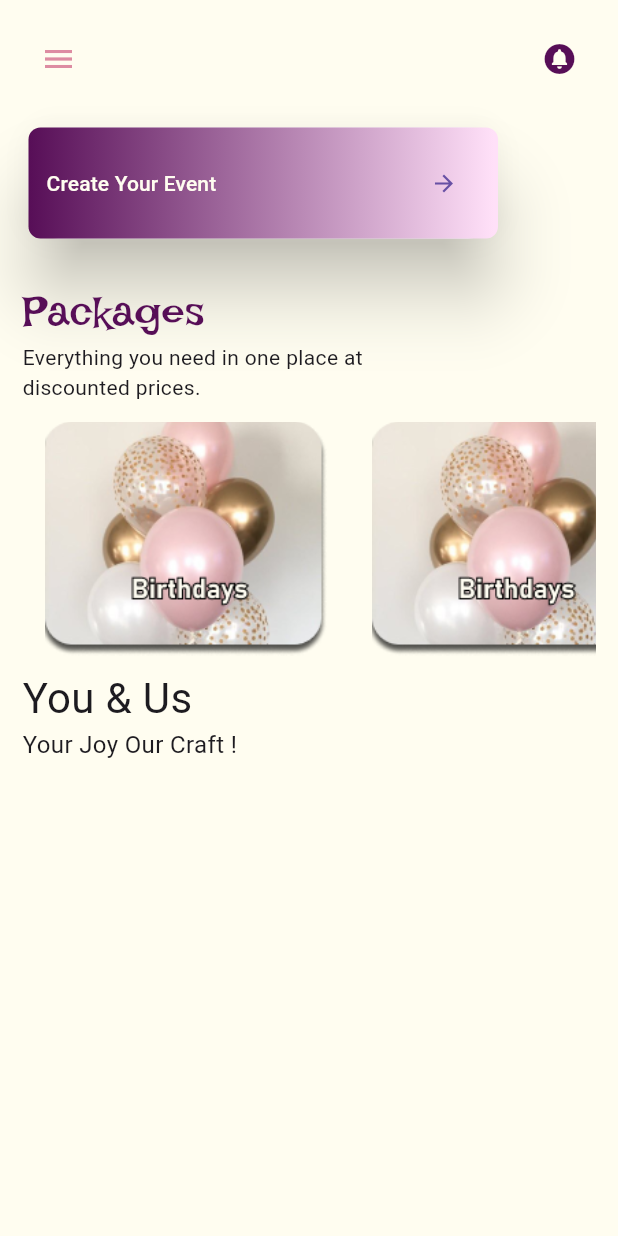
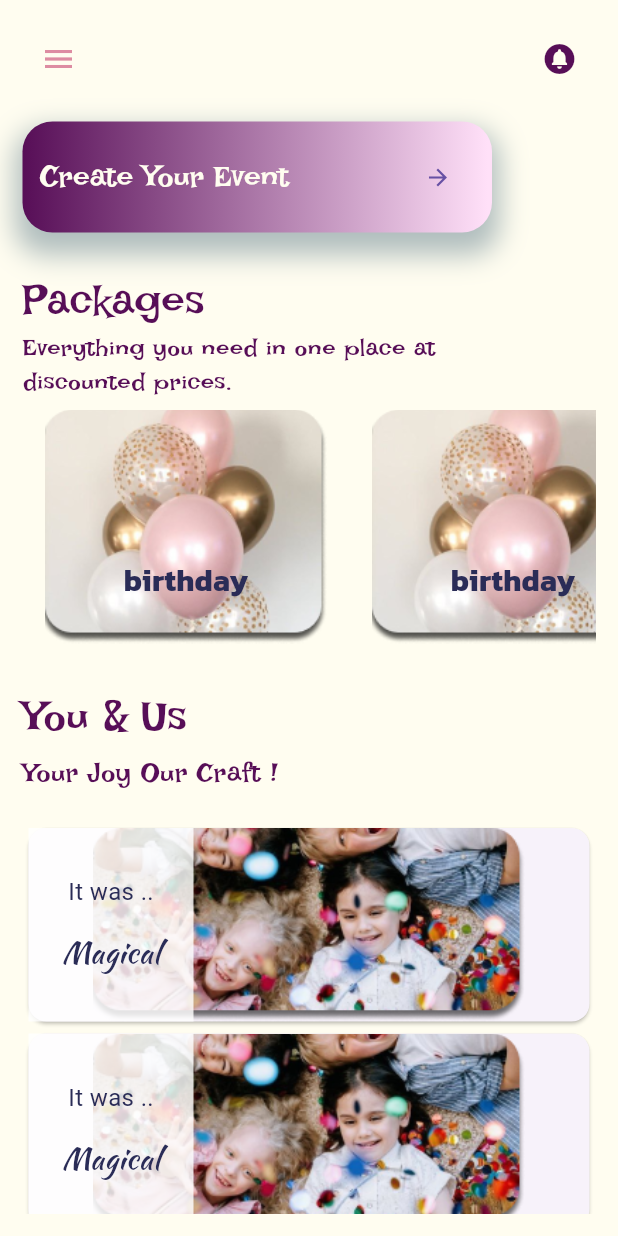
Before and after one commit to noorAlnablsi/eventique, a Flutter app: the HomePage screen opened directly, on a phone screen of 412 x 824 dp. Run offline on Flutter 3.47's test engine with Material 3 defaults, Android fonts, the phone set to English and light mode, and no system bars; our stand-ins replace curved_labeled_navigation_bar, flutter_otp_text_field, flutter_svg, gap; project files that could hold a hidden picture were left out.

Commit message:
homePage

```diff
--- a/lib/main.dart
+++ b/lib/main.dart
@@ -1,5 +1,7 @@
 import 'package:eventique/pages/navigation_bar_page.dart';
 import 'package:eventique/pages/one_package_details.dart';
+import 'package:eventique/pages/one_you&us.dart';
+import 'package:eventique/pages/tt.dart';
 import 'package:eventique/pages/vendors_page.dart';
 
 import 'pages/forgot_password_page.dart';
@@ -23,6 +25,6 @@ class MyApp extends StatelessWidget {
   @override
   Widget build(BuildContext context) {
     return MaterialApp(
-        debugShowCheckedModeBanner: false, home: OnePackageDetails());
+        debugShowCheckedModeBanner: false, home: OnePackageDetailsPage());
   }
 }
--- a/lib/pages/home_page.dart
+++ b/lib/pages/home_page.dart
@@ -2,29 +2,14 @@ import 'package:curved_labeled_navigation_bar/curved_navigation_bar.dart';
 import 'package:curved_labeled_navigation_bar/curved_navigation_bar_item.dart';
 import 'package:eventique/core/resources/color.dart';
 import 'package:eventique/core/widget/events_container.dart';
+import 'package:flutter/cupertino.dart';
 import 'package:flutter/material.dart';
 import 'package:flutter/widgets.dart';
 import 'package:gap/gap.dart';
 
 class HomePage extends StatelessWidget {
   HomePage({super.key});
-  final List<String> items = [
-    "birthday",
-    "birthday",
-    "birthday",
-    "birthday",
-    "birthday",
-    "birthday",
-    "birthday",
-    "birthday",
-    "birthday",
-    "birthday",
-    "birthday",
-    "birthday",
-    "birthday",
-    "birthday",
-    "birthday",
-  ];
+
   @override
   Widget build(BuildContext context) {
     return Scaffold(
@@ -54,25 +39,66 @@ class HomePage extends StatelessWidget {
 
             Gap(18),
 
-            Card(
-              elevation: 20,
-              shape: RoundedRectangleBorder(
-                borderRadius: BorderRadius.all(Radius.circular(20)),
-              ),
-              child: Container(
+            // Card(
+            //   elevation: 20,
+            //   shape: RoundedRectangleBorder(
+            //     borderRadius: BorderRadius.all(Radius.circular(20)),
+            //   ),
+            //   child: Container(
+            //     decoration: BoxDecoration(
+            //         borderRadius: BorderRadius.circular(8),
+            //         gradient: LinearGradient(
+            //             begin: Alignment.centerLeft,
+            //             end: Alignment.centerRight,
+            //             stops: [
+            //               0,
+            //               0.99
+            //             ],
+            //             colors: [
+            //               primary,
+            //               Color.fromARGB(255, 255, 224, 248)
+            //             ])),
+            //     width: 313,
+            //     height: 74,
+            //     child: TextButton(
+            //       onPressed: () {},
+            //       child: Row(
+            //         mainAxisAlignment: MainAxisAlignment.spaceBetween,
+            //         children: [
+            //           Text(
+            //             "Create Your Event",
+            //             style: TextStyle(
+            //                 color: Color.fromARGB(255, 255, 253, 240)),
+            //           ),
+            //           IconButton(
+            //               onPressed: () {}, icon: Icon(Icons.arrow_forward))
+            //         ],
+            //       ),
+            //     ),
+            //   ),
+            // ),
+
+Container(
   decoration: BoxDecoration(
-                    borderRadius: BorderRadius.circular(8),
+    borderRadius: BorderRadius.circular(20), // نفس حواف الـ Card السابقة
     gradient: LinearGradient(
       begin: Alignment.centerLeft,
       end: Alignment.centerRight,
-                        stops: [
-                          0,
-                          0.99
-                        ],
+      stops: [0, 0.99],
       colors: [
         primary,
         Color.fromARGB(255, 255, 224, 248)
-                        ])),
+      ],
+    ),
+    boxShadow: [
+      BoxShadow(
+        color: Colors.blueGrey.withOpacity(0.5), // لون الظل (أزرق فاتح مع رمادي) وزيادة الشفافية
+        spreadRadius: 5,
+        blurRadius: 15,
+        offset: Offset(0, 10), // يحدد اتجاه وشدة الظل
+      ),
+    ],
+  ),
   width: 313,
   height: 74,
   child: TextButton(
@@ -83,15 +109,19 @@ class HomePage extends StatelessWidget {
         Text(
           "Create Your Event",
           style: TextStyle(
-                            color: Color.fromARGB(255, 255, 253, 240)),
+            color: Color.fromARGB(255, 255, 253, 240),fontSize: 20,fontFamily: 'IrishGrover'
+          ),
         ),
         IconButton(
-                          onPressed: () {}, icon: Icon(Icons.arrow_forward))
+          onPressed: () {},
+          icon: Icon(Icons.arrow_forward),
+        ),
       ],
     ),
   ),
 ),
-            ),
+
+
             Gap(25),
             Text("Packages",
                 style: TextStyle(
@@ -103,37 +133,80 @@ class HomePage extends StatelessWidget {
               height: 45,
               width: 295,
               child: Text(
-                  "Everything you need in one place at discounted prices."),
+                  "Everything you need in one place at discounted prices.",
+                  style: TextStyle( fontFamily: 'IrishGrover',
+                  fontSize: 16,color:primary),),
             ),
             // SizedBox(height: 10,),
+
+
             Container(
               height: 172,
               child: ListView.builder(
                 scrollDirection: Axis.horizontal,
-                itemCount: items.length,
+                itemCount: 20,
                 itemBuilder: (context, index) {
-                  return Container(
+                  return InkWell(
+                    onTap: (){},
+                    child: Container(
                       margin: EdgeInsets.all(8),
                       decoration: BoxDecoration(
                         image: DecorationImage(
-                        image: AssetImage("images/birthday.png"),
+                          image: AssetImage("images/Rectangle (3).png"),
+
                         ),
-                    ),
+                      ),child: Center(child: Column(
+                        children: [Gap(100),
+                          Text("birthday",
+                          style: TextStyle(color: onPrimary,fontFamily: 'Kanit',
+
+                          fontSize: 20),),
+                        ],
+                      )),
                       width: 202,
                       height: 163,
+                    ),
                   );
                 },
               ),
-            ),
+            ),Gap(20),
 
             Text(
               "You & Us",
-              style: TextStyle(fontSize: 28),
+              style: TextStyle(fontSize: 28,color:primary, fontFamily: 'IrishGrover',),
             ),
+            Gap(5),
             Text(
               "Your Joy Our Craft !",
-              style: TextStyle(fontSize: 16),
-            )
+              style: TextStyle(fontSize: 18,color:primary, fontFamily: 'IrishGrover',),
+            ),
+            Gap(20),
+            Expanded(child: ListView.builder(itemCount: 18,
+              itemBuilder: (context,index){
+              return
+              InkWell(
+                onTap: (){},
+                child: Card(
+
+                 child: Container(height: 129,
+                 width: 302,
+                  decoration: BoxDecoration(image: DecorationImage(image: AssetImage("images/Rectangle.png")),
+                  ),child: Row(
+                    children: [
+                      Container(height: 135,
+                      width: 110,
+                      color: Color.fromARGB(209, 255, 255, 255),
+                      child: Column(mainAxisAlignment: MainAxisAlignment.center,
+                        children: [Text("It was ..",
+                        style:TextStyle(fontFamily: 'Roboto',fontSize: 16,color: onPrimary) ,),
+                      Gap(15),
+                      Text("Magical",
+                      style: TextStyle(fontFamily: 'KaushanScript',fontSize: 20,color: onPrimary),)],),),
+                    ],
+                  ),),
+                ),
+              );
+            }))
           ],
         ),
       ),
--- a/lib/pages/navigation_bar_page.dart
+++ b/lib/pages/navigation_bar_page.dart
@@ -18,8 +18,9 @@ class NavigationBarPage extends StatefulWidget {
 class _NavigationBarPageState extends State<NavigationBarPage> {
     List Screen=[
     HomePage(),
+     VendorsPage(),
     EventListPage(),
-    VendorsPage(),
+
     OrdersPage(),
     ChatScreenPage(),
   ];
```
Also changed, not shown: lib/core/widget/item_card.dart (renamed from lib/core/widget/container_package.dart, +8 -8 lines), lib/pages/create_event.dart (added, +34 -0 lines), lib/pages/create_new_event.dart (deleted, +0 -10 lines), lib/pages/event_list.dart (+27 -18 lines), lib/pages/one_package_details.dart (+37 -20 lines), lib/pages/one_you&us.dart (added, +81 -0 lines), lib/pages/tt.dart (added, +120 -0 lines), pubspec.yaml (+15 -0 lines), fonts/Kanit-Bold.ttf (added), fonts/KaushanScript-Regular.ttf (added), fonts/Roboto-Regular.ttf (added), images/Rectangle (3).png (added), images/Rectangle.png (added), images/new.svg (added), 1 more files, 1 other file. Lines whose indentation alone changed are shown as unchanged.
